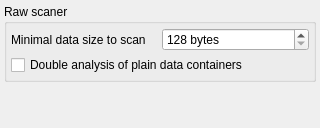
Qt form apps/zxtune-qt/ui/preferences/plugins.ui (vitamin-caig/zxtune) before a commit.
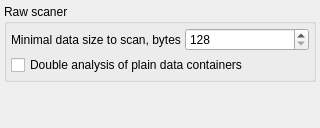
The same form after that commit.

The edit to the form file:
```diff
--- a/apps/zxtune-qt/ui/preferences/plugins.ui
+++ b/apps/zxtune-qt/ui/preferences/plugins.ui
@@ -49,15 +49,12 @@
            </sizepolicy>
           </property>
           <property name="text">
-           <string>Minimal data size to scan</string>
+           <string>Minimal data size to scan, bytes</string>
           </property>
          </widget>
         </item>
         <item>
          <widget class="QSpinBox" name="rawMinSizeValue">
-          <property name="suffix">
-           <string> bytes</string>
-          </property>
           <property name="minimum">
            <number>128</number>
           </property>
```
